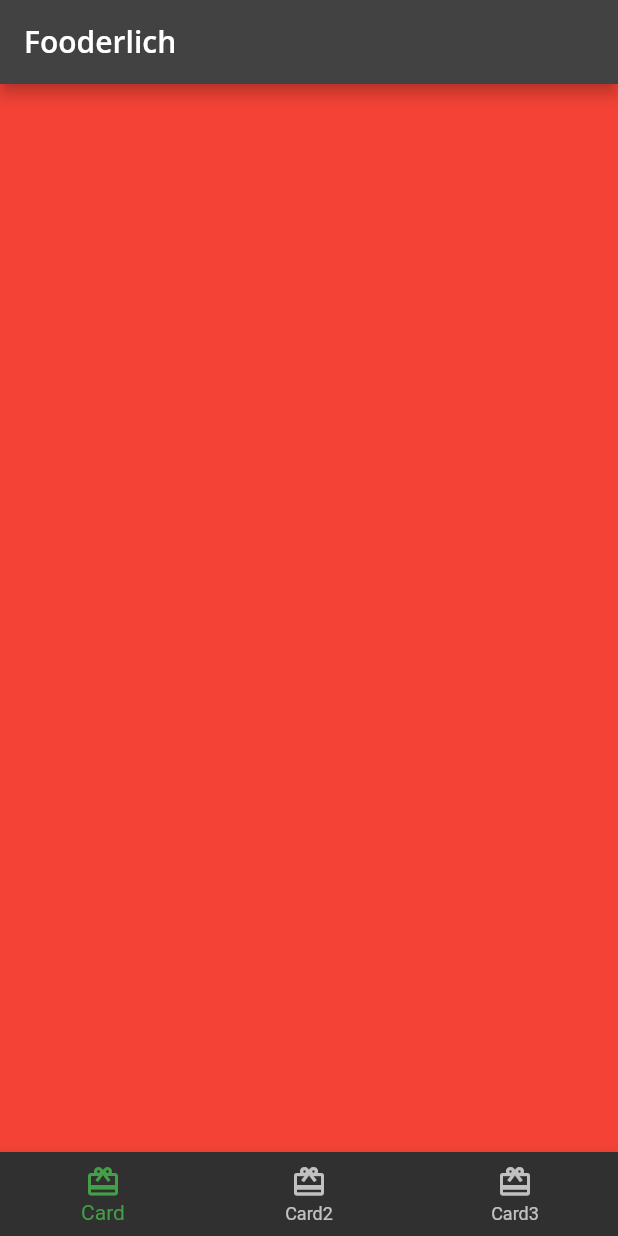
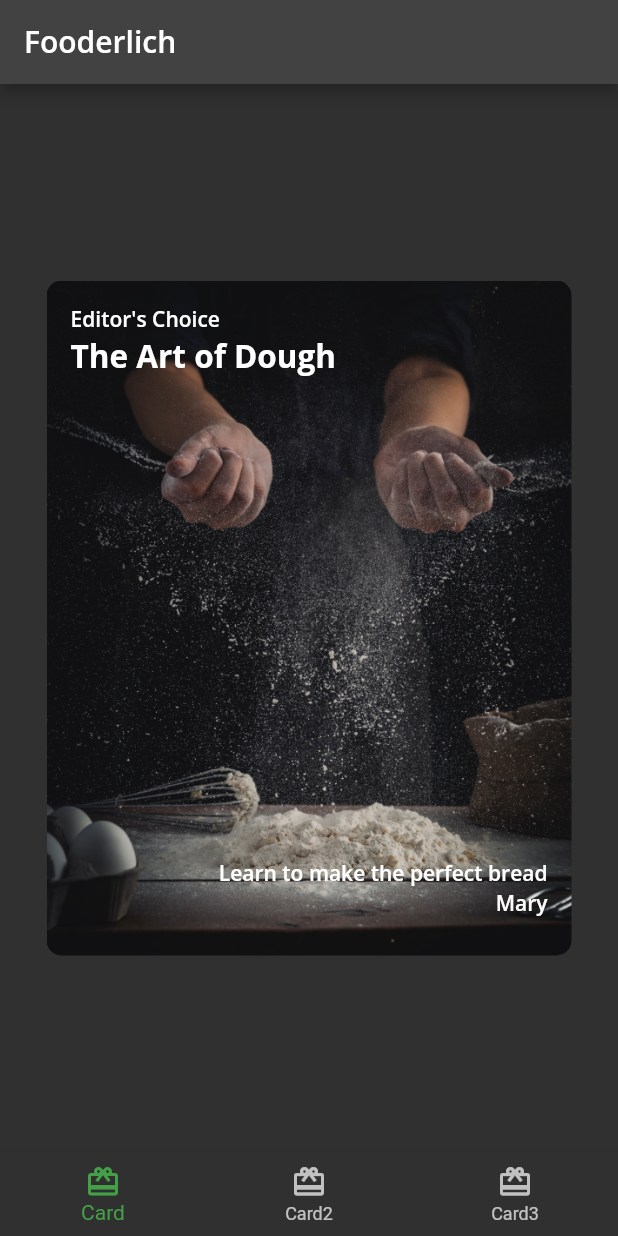
Before and after one commit to okellomano/Fooder, a Flutter app: the screen it shows after launch, on a phone screen of 412 x 824 dp. Run offline on Flutter 3.47's test engine with Material 2 defaults, Android fonts, the phone set to English and light mode, and no system bars; our stand-ins replace google_fonts.

Commit message:
card1 implementation

```diff
--- a/lib/home.dart
+++ b/lib/home.dart
@@ -1,4 +1,5 @@
 import 'package:flutter/material.dart';
+import 'package:fooderlich/pages/card1.dart';
 
 class Home extends StatefulWidget {
   const Home({Key? key}) : super(key: key);
@@ -11,9 +12,7 @@ class _HomeState extends State<Home> {
   int _selectedIndex = 0;
 
   static List<Widget> pages = <Widget>[
-    Container(
-      color: Colors.red,
-    ),
+    const Card1(),
     Container(
       color: Colors.green,
     ),
--- /dev/null
+++ b/lib/pages/card1.dart
@@ -0,0 +1,54 @@
+import 'package:flutter/material.dart';
+import 'package:fooderlich/fooderlich_theme.dart';
+
+class Card1 extends StatelessWidget {
+  const Card1({Key? key}) : super(key: key);
+
+  final String category = 'Editor\'s Choice';
+  final String title = 'The Art of Dough';
+  final String description = 'Learn to make the perfect bread';
+  final String chef = 'Mary';
+
+  @override
+  Widget build(BuildContext context) {
+    return Center(
+      child: Container(
+        padding: const EdgeInsets.all(16),
+        constraints: const BoxConstraints.expand(width: 350, height: 450),
+        decoration: const BoxDecoration(
+          image: DecorationImage(
+            image: AssetImage('assets/mag1.png'),
+            fit: BoxFit.cover,
+          ),
+          borderRadius: BorderRadius.all(Radius.circular(10.0)),
+        ),
+        child: Stack(
+          children: [
+            Text(category, style: FooderlichTheme.darkTextTheme.bodyText1),
+            Positioned(
+              child: Text(
+                title,
+                style: FooderlichTheme.darkTextTheme.headline2,
+              ),
+              top: 20,
+            ),
+            Positioned(
+              child: Text(description,
+                  style: FooderlichTheme.darkTextTheme.bodyText1),
+              bottom: 30,
+              right: 0,
+            ),
+            Positioned(
+              child: Text(
+                chef,
+                style: FooderlichTheme.darkTextTheme.bodyText1,
+              ),
+              bottom: 10,
+              right: 0,
+            )
+          ],
+        ),
+      ),
+    );
+  }
+}
--- a/pubspec.yaml
+++ b/pubspec.yaml
@@ -59,8 +59,8 @@ flutter:
   uses-material-design: true
 
   # To add assets to your application, add an assets section, like this:
-  # assets:
-  #   - images/a_dot_burr.jpeg
+  assets:
+    - assets/
   #   - images/a_dot_ham.jpeg
 
   # An image asset can refer to one or more resolution-specific "variants", see
```
Also changed, not shown: assets/author_katz.jpeg (added), assets/mag1.png (added), assets/mag2.png (added), assets/mag3.png (added), assets/mag4.png (added), assets/mag5.png (added).
